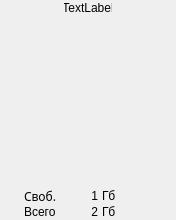
The window that zface/mainwindow.ui (appach22/zface) describes before a commit, drawn with Qt 5.
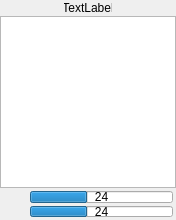
The same window after the commit. The open tabs and pages were chosen to show the change.

```diff
--- a/zface/mainwindow.ui
+++ b/zface/mainwindow.ui
@@ -248,6 +248,19 @@
         </item>
        </layout>
       </widget>
+      <widget class="QWidget" name="mixerPage">
+       <layout class="QGridLayout" name="gridLayout_4">
+        <property name="margin">
+         <number>0</number>
+        </property>
+        <property name="spacing">
+         <number>0</number>
+        </property>
+        <item row="0" column="0">
+         <widget class="QListView" name="mixerView"/>
+        </item>
+       </layout>
+      </widget>
       <widget class="QWidget" name="paramPage">
        <layout class="QGridLayout" name="paramLayout">
         <property name="margin">
@@ -262,6 +275,9 @@
     </item>
     <item>
      <widget class="QStackedWidget" name="statusPages">
+      <property name="enabled">
+       <bool>true</bool>
+      </property>
       <property name="sizePolicy">
        <sizepolicy hsizetype="Ignored" vsizetype="Fixed">
         <horstretch>0</horstretch>
@@ -274,6 +290,12 @@
         <height>32</height>
        </size>
       </property>
+      <property name="maximumSize">
+       <size>
+        <width>16777215</width>
+        <height>32</height>
+       </size>
+      </property>
       <property name="currentIndex">
        <number>0</number>
       </property>
@@ -506,6 +528,65 @@
         </item>
        </layout>
       </widget>
+      <widget class="QWidget" name="gainRecStatus">
+       <layout class="QHBoxLayout" name="horizontalLayout_9">
+        <property name="spacing">
+         <number>3</number>
+        </property>
+        <property name="margin">
+         <number>3</number>
+        </property>
+        <item>
+         <widget class="QWidget" name="gainRecIcon" native="true">
+          <property name="sizePolicy">
+           <sizepolicy hsizetype="Fixed" vsizetype="Ignored">
+            <horstretch>0</horstretch>
+            <verstretch>0</verstretch>
+           </sizepolicy>
+          </property>
+          <property name="minimumSize">
+           <size>
+            <width>24</width>
+            <height>0</height>
+           </size>
+          </property>
+         </widget>
+        </item>
+        <item>
+         <layout class="QVBoxLayout" name="verticalLayout_2">
+          <property name="spacing">
+           <number>3</number>
+          </property>
+          <item>
+           <widget class="QProgressBar" name="gainRecLeftProgress">
+            <property name="maximum">
+             <number>60</number>
+            </property>
+            <property name="value">
+             <number>24</number>
+            </property>
+            <property name="format">
+             <string>%v</string>
+            </property>
+           </widget>
+          </item>
+          <item>
+           <widget class="QProgressBar" name="gainRecRightProgress">
+            <property name="maximum">
+             <number>60</number>
+            </property>
+            <property name="value">
+             <number>24</number>
+            </property>
+            <property name="format">
+             <string>%v</string>
+            </property>
+           </widget>
+          </item>
+         </layout>
+        </item>
+       </layout>
+      </widget>
      </widget>
     </item>
    </layout>
```
Left out of the diff: 56 changed lines with no effect on the pictures.
